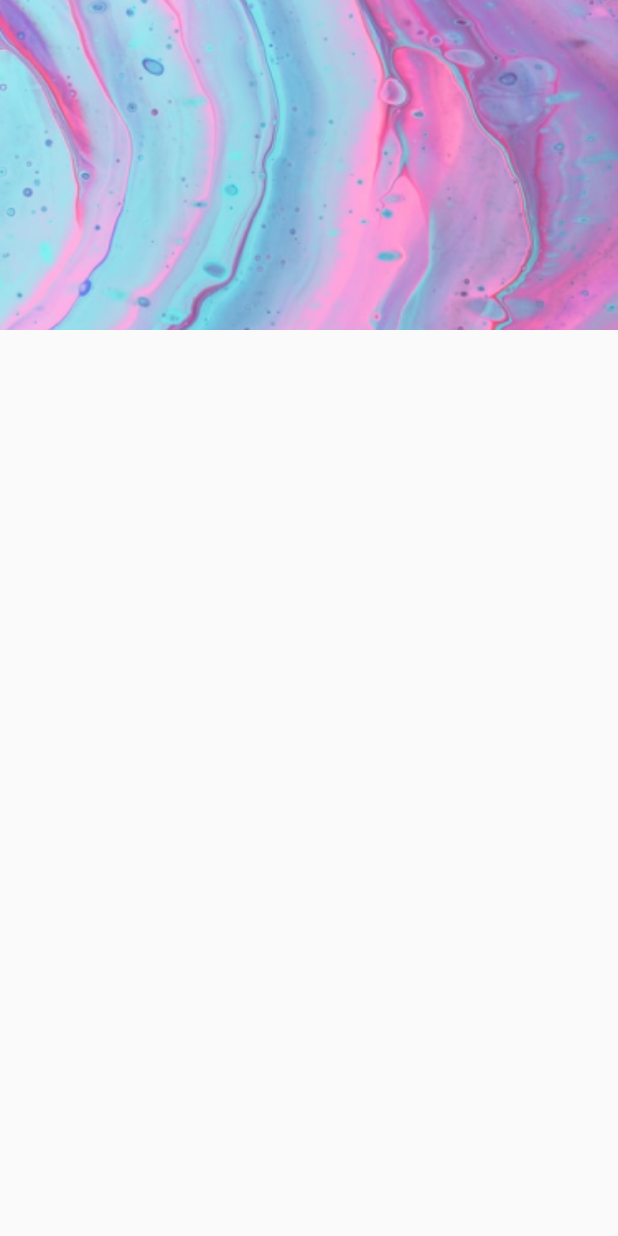
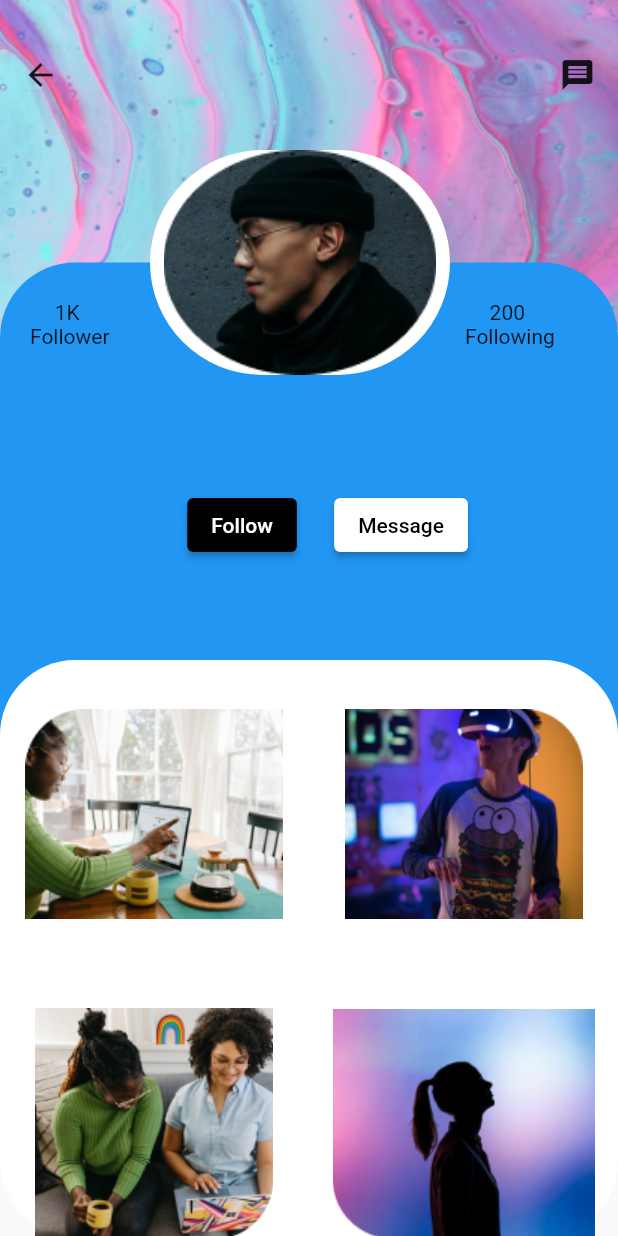
Before and after one commit to Marshallcdy/demoapp, a Flutter app: the screen it shows after launch, on a phone screen of 412 x 824 dp. Run offline on Flutter 3.47's test engine with Material 2 defaults, Android fonts, the phone set to English and light mode, and no system bars.

Commit message:
demo app

```diff
--- a/lib/main.dart
+++ b/lib/main.dart
@@ -284,6 +284,13 @@ class LogIn extends StatelessWidget {
   }
 }
 
+List<String> check = [
+  "photos/Rectangle1.jpg",
+  "photos/Rectangle2.jpg",
+  "photos/Rectangle3.jpg",
+  "photos/Rectangle4.jpg",
+];
+
 class Profile extends StatelessWidget {
   const Profile({super.key});
 
@@ -298,6 +305,163 @@ class Profile extends StatelessWidget {
             width: double.infinity,
             fit: BoxFit.cover,
           ),
+          Padding(
+            padding: const EdgeInsets.all(15.0),
+            child: SizedBox(
+              height: 70,
+              child: Row(
+                mainAxisAlignment: MainAxisAlignment.spaceBetween,
+                children: const [
+                  Icon(Icons.arrow_back),
+                  Icon(Icons.message),
+                ],
+              ),
+            ),
+          ),
+          Column(
+            children: [
+              Row(
+                children: [
+                  Column(
+                    children: const [
+                      SizedBox(
+                        child: SizedBox(
+                          height: 175,
+                        ),
+                      ),
+                    ],
+                  ),
+                ],
+              ),
+              Container(
+                height: 500,
+                decoration: BoxDecoration(
+                  color: Colors.blue,
+                  borderRadius: BorderRadius.circular(50),
+                ),
+              )
+            ],
+          ),
+          Column(
+            children: [
+              SizedBox(height: 100),
+              Row(
+                children: [
+                  Padding(
+                    padding: const EdgeInsets.only(left: 100),
+                    child: Container(
+                      clipBehavior: Clip.antiAlias,
+                      height: 150,
+                      width: 200,
+                      decoration: BoxDecoration(
+                        borderRadius: BorderRadius.circular(80),
+                        color: Colors.white,
+                      ),
+                      child: Image.asset(
+                        "photos/man.jpg",
+                        fit: BoxFit.contain,
+                      ),
+                    ),
+                  ),
+                ],
+              ),
+            ],
+          ),
+          Padding(
+            padding: const EdgeInsets.only(left: 20),
+            child: Column(
+              children: const [
+                SizedBox(
+                  height: 200,
+                ),
+                Text("1K "),
+                Text("Follower"),
+              ],
+            ),
+          ),
+          Padding(
+            padding: const EdgeInsets.only(left: 310),
+            child: Column(
+              children: const [
+                SizedBox(
+                  height: 200,
+                ),
+                Text("200 "),
+                Text("Following"),
+              ],
+            ),
+          ),
+          Padding(
+            padding: const EdgeInsets.symmetric(vertical: 100, horizontal: 100),
+            child: Row(
+              mainAxisAlignment: MainAxisAlignment.spaceBetween,
+              children: [
+                SizedBox(
+                  height: 500,
+                ),
+                ElevatedButton(
+                  onPressed: () {},
+                  style: ButtonStyle(
+                    backgroundColor: MaterialStatePropertyAll(Colors.black),
+                  ),
+                  child: Text(
+                    "Follow",
+                  ),
+                ),
+                ElevatedButton(
+                  onPressed: () {},
+                  style: ButtonStyle(
+                    backgroundColor: MaterialStatePropertyAll(Colors.white),
+                  ),
+                  child: Text(
+                    "Message",
+                    style: TextStyle(color: Colors.black),
+                  ),
+                ),
+              ],
+            ),
+          ),
+          Padding(
+            padding: const EdgeInsets.only(right: 70, top: 100),
+            child: Row(
+              mainAxisAlignment: MainAxisAlignment.spaceBetween,
+              children: const [
+                SizedBox(
+                  height: 700,
+                ),
+                Text("All"),
+                Text("Photos"),
+                Text("Videos"),
+              ],
+            ),
+          ),
+          Column(
+            children: [
+              SizedBox(
+                height: 440,
+              ),
+              Expanded(
+                child: Container(
+                  width: double.infinity,
+                  decoration: BoxDecoration(
+                    borderRadius: BorderRadius.circular(50),
+                    color: Colors.white,
+                  ),
+                  child: GridView.builder(
+                    itemCount: 4,
+                    gridDelegate: SliverGridDelegateWithFixedCrossAxisCount(
+                      crossAxisCount: 2,
+                      crossAxisSpacing: 1,
+                      mainAxisSpacing: 1,
+                    ),
+                    itemBuilder: (context, index) {
+                      return Image.asset(check[index]);
+                    },
+                  ),
+                ),
+              ),
+            ],
+          )
         ],
       ),
     );
--- a/pubspec.yaml
+++ b/pubspec.yaml
@@ -64,9 +64,13 @@ flutter:
      - photos/login.jpg
      - photos/talk.jpg
      - photos/top.jpg
-
+     - photos/man.jpg
      - photos/abc.jpg
      - photos/circle.jpg
+     - photos/Rectangle1.jpg
+     - photos/Rectangle2.jpg
+     - photos/Rectangle3.jpg
+     - photos/Rectangle4.jpg
   #  - images/a_dot_ham.jpeg
 
   # An image asset can refer to one or more resolution-specific "variants", see
```
Also changed, not shown: photos/Rectangle1.jpg (added), photos/Rectangle2.jpg (added), photos/Rectangle3.jpg (added), photos/Rectangle4.jpg (added), photos/man.jpg (added).
